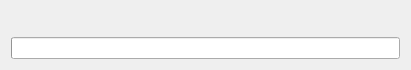
Before: the Qt Designer form ui/recordwindow.ui in ozancaglayan/SPID, drawn with Qt 5.
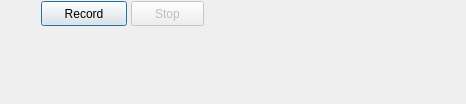
After: the same form once the commit is applied. Icons and pictures are not drawn.

```diff
--- a/ui/recordwindow.ui
+++ b/ui/recordwindow.ui
@@ -9,8 +9,8 @@
    <rect>
     <x>0</x>
     <y>0</y>
-    <width>411</width>
-    <height>66</height>
+    <width>466</width>
+    <height>104</height>
    </rect>
   </property>
   <property name="windowTitle">
@@ -20,71 +20,43 @@
    <iconset resource="../data/icons.qrc">
     <normaloff>:/media-record.png</normaloff>:/media-record.png</iconset>
   </property>
-  <layout class="QGridLayout" name="gridLayout">
-   <item row="0" column="0">
-    <layout class="QHBoxLayout" name="horizontalLayout_2">
-     <item>
-      <spacer name="horizontalSpacer">
-       <property name="orientation">
-        <enum>Qt::Horizontal</enum>
-       </property>
-       <property name="sizeHint" stdset="0">
-        <size>
-         <width>40</width>
-         <height>20</height>
-        </size>
-       </property>
-      </spacer>
-     </item>
-     <item>
-      <layout class="QHBoxLayout" name="horizontalLayout">
-       <item>
-        <widget class="QLabel" name="labelRecordCountdown">
-         <property name="font">
-          <font>
-           <weight>75</weight>
-           <bold>true</bold>
-          </font>
-         </property>
-         <property name="text">
-          <string/>
-         </property>
-        </widget>
-       </item>
-      </layout>
-     </item>
-     <item>
-      <spacer name="horizontalSpacer_2">
-       <property name="orientation">
-        <enum>Qt::Horizontal</enum>
-       </property>
-       <property name="sizeHint" stdset="0">
-        <size>
-         <width>40</width>
-         <height>20</height>
-        </size>
-       </property>
-      </spacer>
-     </item>
-    </layout>
-   </item>
-   <item row="1" column="0">
-    <widget class="QProgressBar" name="progressBarRecording">
-     <property name="enabled">
-      <bool>true</bool>
-     </property>
-     <property name="maximum">
-      <number>100</number>
-     </property>
-     <property name="value">
-      <number>0</number>
-     </property>
-     <property name="textVisible">
-      <bool>false</bool>
-     </property>
-    </widget>
-   </item>
-  </layout>
+  <widget class="QPushButton" name="pushButtonStartRecording">
+   <property name="geometry">
+    <rect>
+     <x>41</x>
+     <y>1</y>
+     <width>86</width>
+     <height>25</height>
+    </rect>
+   </property>
+   <property name="text">
+    <string>Record</string>
+   </property>
+   <property name="icon">
+    <iconset resource="../data/icons.qrc">
+     <normaloff>:/media-record.png</normaloff>:/media-record.png</iconset>
+   </property>
+  </widget>
+  <widget class="QPushButton" name="pushButtonStopRecording">
+   <property name="enabled">
+    <bool>false</bool>
+   </property>
+   <property name="geometry">
+    <rect>
+     <x>131</x>
+     <y>1</y>
+     <width>73</width>
+     <height>25</height>
+    </rect>
+   </property>
+   <property name="text">
+    <string>Stop</string>
+   </property>
+   <property name="icon">
+    <iconset resource="../data/icons.qrc">
+     <normaloff>:/media-playback-stop.png</normaloff>:/media-playback-stop.png</iconset>
+   </property>
+  </widget>
  </widget>
  <resources>
   <include location="../data/icons.qrc"/>
```
